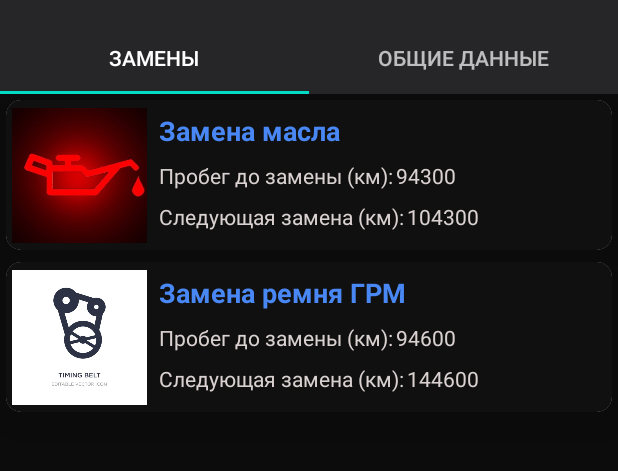
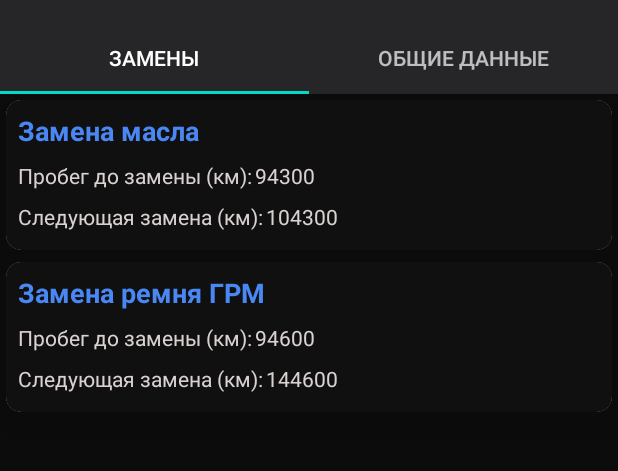
Before and after one commit to Max76547/MyCarTest, an Android app: the screen it shows after launch (MainActivity), on a phone screen of 412 x 824 dp, the part 62-533 px from its top. Run offline under Robolectric (Android 15) with nearby library versions, the phone set to English and light mode, and no system bars.

Commit message:
Удален лишний столбец с картинкой, обновлены в соответсвии с новым столбцом активности

```diff
--- a/app/src/main/java/com/example/mycartest/CaptionedImagesAdapter.java
+++ b/app/src/main/java/com/example/mycartest/CaptionedImagesAdapter.java
@@ -16,7 +16,6 @@ public class CaptionedImagesAdapter extends
     //для этого мы расширяем класс RecyclerView.Adapter и переопределяем его различные методы
 
     private String[] captions; //переменные для хнанения строк и id
-    private int[] imageIds;
     private Listener listener; //добавим объект listener
     private String[] mileage;
     private String[] nxt_mileage;
@@ -39,9 +38,8 @@ public class CaptionedImagesAdapter extends
     }
 
     //создаем конструктор для передачи данных
-    public CaptionedImagesAdapter(String[] captions, int[] imageIds, String[] mileage, String[] nxt_mileage){
+    public CaptionedImagesAdapter(String[] captions, String[] mileage, String[] nxt_mileage){
         this.captions = captions;
-        this.imageIds = imageIds;
         this.mileage = mileage;
         this.nxt_mileage = nxt_mileage;
 
@@ -75,11 +73,7 @@ public class CaptionedImagesAdapter extends
         //ременную position необходимо снабдить модификатором final,
         //так как она используется во внутреннем классе
         CardView cardView = holder.cardView;
-        ImageView imageView = (ImageView)cardView.findViewById(R.id.info_image);
-        Drawable drawable =
-                ContextCompat.getDrawable(cardView.getContext(), imageIds[position]);
-        imageView.setImageDrawable(drawable);
-        imageView.setContentDescription(captions[position]);
+
         TextView textView = (TextView)cardView.findViewById(R.id.info_text);
         textView.setText(captions[position]);
         TextView textMileage = (TextView)cardView.findViewById(R.id.mileage_text);
--- a/app/src/main/java/com/example/mycartest/ChangeData.java
+++ b/app/src/main/java/com/example/mycartest/ChangeData.java
@@ -39,7 +39,7 @@ public class ChangeData extends AppCompatActivity {
             SQLiteDatabase db = carDatabaseHelper.getReadableDatabase();
 //Код чтения всех данных из базы (создаем курсор)
             Cursor cursor = db.query("GENERALDATA",
-                    new String[] {"NAME", "MILEAGE", "IMAGE_RESOURCE_ID"},
+                    new String[] {"NAME", "MILEAGE", "NXTMILEAGE"},
                     null, null, null, null, null); //читаем все данные из таблицы
             if (cursor.moveToFirst()){
 
@@ -77,7 +77,7 @@ public class ChangeData extends AppCompatActivity {
         ContentValues topValues = new ContentValues();
         topValues.put("NAME", topNames);
         topValues.put ("MILEAGE", topMileage);
-        topValues.put ("IMAGE_RESOURCE_ID", topYear);
+        topValues.put ("NXTMILEAGE", topYear);
 //получаем ссылку на помощника SQLite
         SQLiteOpenHelper carDatabaseHelper = new CarDatabaseHelper( this );
 // Чтобы избежать исключения, добавляем обработчик исключения
--- a/app/src/main/java/com/example/mycartest/TopFragment.java
+++ b/app/src/main/java/com/example/mycartest/TopFragment.java
@@ -67,7 +67,7 @@ public class TopFragment extends Fragment implements View.OnClickListener {
            SQLiteDatabase db = carDatabaseHelper.getReadableDatabase();
 //Код чтения всех данных из базы (создаем курсор)
            Cursor cursor = db.query("GENERALDATA",
-                   new String[] {"NAME", "MILEAGE", "IMAGE_RESOURCE_ID"},
+                   new String[] {"NAME", "MILEAGE", "NXTMILEAGE"},
                    null, null, null, null, null); //читаем все данные из таблицы
            if (cursor.moveToFirst()){
 
--- a/app/src/main/java/com/example/mycartest/sqlite/CarDatabaseHelper.java
+++ b/app/src/main/java/com/example/mycartest/sqlite/CarDatabaseHelper.java
@@ -20,7 +20,6 @@ public class CarDatabaseHelper extends SQLiteOpenHelper {
     @Override
     public void onCreate(SQLiteDatabase db) {
         updateMyDatabase(db, 0, DB_VERSION);
-
     }
 
     //при обновлении версии выполняется данный метод
@@ -38,11 +37,10 @@ public class CarDatabaseHelper extends SQLiteOpenHelper {
 
     //создаем объект, куда загружаем данные
     private static void insertGeneralData(SQLiteDatabase db, String name,
-                                          int mileage, int resourceId, int nxt_mileage) {
+                                          int mileage, int nxt_mileage) {
         ContentValues generalValues = new ContentValues();
         generalValues.put("NAME", name);
         generalValues.put("MILEAGE", mileage);
-        generalValues.put("IMAGE_RESOURCE_ID", resourceId);
         generalValues.put("NXTMILEAGE", nxt_mileage);
         db.insert("GENERALDATA", null, generalValues); //загружаем непосредственно в таблицу
     }
@@ -55,12 +53,11 @@ public class CarDatabaseHelper extends SQLiteOpenHelper {
                     + "_id INTEGER PRIMARY KEY AUTOINCREMENT, "
                     + "NAME TEXT, "
                     + "MILEAGE INTEGER, "
-                    + "IMAGE_RESOURCE_ID INTEGER,"
                     + "NXTMILEAGE INTEGER); ");
             //заполняем данную таблицу информацией
-            insertGeneralData(db, "Chevrolet Lacetti", 94800,2007,0);
-            insertGeneralData(db, "Замена масла", 94300, R.drawable.im_work_oil, 10000);
-            insertGeneralData(db, "Замена ремня ГРМ", 94600, R.drawable.imj_work_grm, 50000);
+            insertGeneralData(db, "Chevrolet Lacetti", 94800, 2007);
+            insertGeneralData(db, "Замена масла", 94300, 10000);
+            insertGeneralData(db, "Замена ремня ГРМ", 94600, 50000);
         }
 
     }
--- a/app/src/main/java/com/example/mycartest/work/WorkDetailActivity.java
+++ b/app/src/main/java/com/example/mycartest/work/WorkDetailActivity.java
@@ -65,7 +65,7 @@ public class WorkDetailActivity extends AppCompatActivity {
             SQLiteDatabase db = carDatabaseHelper.getReadableDatabase();
             //Код чтения данных из базы
             Cursor cursor = db.query("GENERALDATA",
-                    new String[]{"NAME", "MILEAGE", "IMAGE_RESOURCE_ID", "NXTMILEAGE"},
+                    new String[]{"NAME", "MILEAGE", "NXTMILEAGE"},
                     "_id = ?",
                     new String[]{Integer.toString(workId + 2)}, //позицию нужно увеличить на 2, потому что адаптер передает позицию с 0, a 1 позиция это имя авто
                     null, null, null);
@@ -75,8 +75,7 @@ public class WorkDetailActivity extends AppCompatActivity {
 //получение данных напитка из курсора
                 String name = cursor.getString(0);
                 String mileage = cursor.getString(1);
-                int imageId = cursor.getInt(2);
-                String nxtMileage = cursor.getString(3);
+                String nxtMileage = cursor.getString(2);
 
 
 //заполнение названия замены
--- a/app/src/main/java/com/example/mycartest/work/WorkFragment.java
+++ b/app/src/main/java/com/example/mycartest/work/WorkFragment.java
@@ -26,14 +26,15 @@ import java.util.Objects;
 public class WorkFragment extends Fragment {
     //Эти приватные переменные добавляются для того, чтобы базу данных и курсор мож-
 //но было закрыть в методе onDestroy().
-   private String[] replaceNames;
-  private   String[] replaceMileage ;
-   private String[] replaceNxtMileage ;
-    private String workName;
-   private int[] replaceImages ;
-
     private SQLiteDatabase db;
     private Cursor cursor;
+
+    private String[] replaceNames; //переменная для названия замены
+    private   String[] replaceMileage ; //переменная для пробега до замены детали
+    private String[] replaceNxtMileage ; //переменная для интервала замены пробега
+    private String mainMileage; //переменная для получения пробега авто
+
+
 
     @Override
     public View onCreateView(LayoutInflater inflater, ViewGroup container,
@@ -46,7 +47,7 @@ public class WorkFragment extends Fragment {
         SetupCursor();
 
         //массивы передаются адаптеру
-        CaptionedImagesAdapter adapter = new CaptionedImagesAdapter(replaceNames, replaceImages, replaceMileage, replaceNxtMileage);
+        CaptionedImagesAdapter adapter = new CaptionedImagesAdapter(replaceNames, replaceMileage, replaceNxtMileage);
         workRecycle.setAdapter(adapter);
         //отображение карточек в виде списка
         LinearLayoutManager layoutManager = new LinearLayoutManager(getActivity());
@@ -57,7 +58,7 @@ public class WorkFragment extends Fragment {
         adapter.setListener(position -> {
             Intent intent = new Intent(getActivity(), WorkDetailActivity.class);
             intent.putExtra(WorkDetailActivity.EXTRA_WORK_ID, position);
-            intent.putExtra(WorkDetailActivity.EXTRA_MILEAGE, workName);
+            intent.putExtra(WorkDetailActivity.EXTRA_MILEAGE, mainMileage);
             Objects.requireNonNull(getActivity()).startActivity(intent);
         });
 
@@ -86,7 +87,7 @@ public class WorkFragment extends Fragment {
             db = carDatabaseHelper.getWritableDatabase();
 //Код чтения всех данных из базы (создаем курсор)
             cursor = db.query("GENERALDATA",
-                    new String[] {"NAME", "MILEAGE", "IMAGE_RESOURCE_ID",
+                    new String[] {"NAME", "MILEAGE",
                             "NXTMILEAGE"},
                     null, null, null, null, null); //читаем все данные из таблицы
 
@@ -95,30 +96,29 @@ public class WorkFragment extends Fragment {
             int count = 0; //переменная для наращивания счета для массива
             replaceNames = new String[allCount];
             replaceMileage = new String[allCount];
-            replaceImages = new int[allCount];
+            replaceNxtMileage  = new String[allCount];
+
             String[] nxtMileage = new String[allCount];
             int[] k = new int[allCount];
-            replaceNxtMileage  = new String[allCount];
+
             if (cursor.moveToFirst()){
-                workName =cursor.getString(1);
+                mainMileage =cursor.getString(1); //получаем пробег
             }
             while (cursor.moveToNext()){
 
                 //создаем строковый массив и заносим туда все имена
                 replaceNames[count] = cursor.getString(0);
 
-                //создаем численный массив и заносим туда все данные о пробеге
+                //создаем строковый массив и заносим туда все данные о пробеге
                 replaceMileage[count] =cursor.getString(1);
 
-                //аналогично и с изображениями
-                replaceImages[count] =cursor.getInt(2);
-
-                nxtMileage[count] = cursor.getString(3);
+                //создаем строковый массив и заносим туда все данные об интервале замен
+                nxtMileage[count] = cursor.getString(2);
 
                 //получаем значение для пробега при следующей замене
                 //String.valueOf(a) переводит переменную int в String
-                 k[count] = Integer.parseInt(replaceMileage[count]) + Integer.parseInt(nxtMileage[count]);
-                 replaceNxtMileage[count]= String.valueOf(k[count]);
+                k[count] = Integer.parseInt(replaceMileage[count]) + Integer.parseInt(nxtMileage[count]);
+                replaceNxtMileage[count]= String.valueOf(k[count]);
 
                 count++;
             }
--- a/app/src/main/res/layout/card_captioned_image.xml
+++ b/app/src/main/res/layout/card_captioned_image.xml
@@ -23,9 +23,9 @@
             android:layout_marginLeft="8dp"
             android:layout_marginTop="8dp"
             android:textColor="@color/clr_blue"
+            android:textSize="18sp"
             android:textStyle="bold"
-            android:textSize="18dp"
-            card_view:layout_constraintStart_toEndOf="@+id/info_image"
+            card_view:layout_constraintStart_toStartOf="parent"
             card_view:layout_constraintTop_toTopOf="parent" />
 
 
@@ -36,9 +36,9 @@
             android:layout_marginStart="8dp"
             android:layout_marginLeft="8dp"
             android:layout_marginTop="8dp"
+            android:text="@string/str_change_mileage"
             android:textColor="@color/txt_clr_main"
-            android:text="@string/str_change_mileage"
-            card_view:layout_constraintStart_toEndOf="@+id/info_image"
+            card_view:layout_constraintStart_toStartOf="parent"
             card_view:layout_constraintTop_toBottomOf="@+id/info_text" />
 
         <TextView
@@ -48,10 +48,10 @@
             android:layout_marginStart="8dp"
             android:layout_marginLeft="8dp"
             android:layout_marginTop="8dp"
+            android:text="@string/str_nxt_change_mileage"
             android:textColor="@color/txt_clr_main"
-            android:text="@string/str_nxt_change_mileage"
             card_view:layout_constraintBottom_toBottomOf="parent"
-            card_view:layout_constraintStart_toEndOf="@+id/info_image"
+            card_view:layout_constraintStart_toStartOf="parent"
             card_view:layout_constraintTop_toBottomOf="@+id/textView"
             card_view:layout_constraintVertical_bias="0.0" />
 
@@ -77,18 +77,7 @@
             card_view:layout_constraintStart_toEndOf="@+id/textView2"
             card_view:layout_constraintTop_toTopOf="@+id/textView2" />
 
-        <ImageView
-            android:id="@+id/info_image"
-            android:layout_width="90dp"
-            android:layout_height="90dp"
-            android:layout_marginStart="4dp"
-            android:layout_marginLeft="4dp"
-            android:layout_marginTop="4dp"
-            android:layout_marginBottom="4dp"
-            android:scaleType="centerCrop"
-            card_view:layout_constraintBottom_toBottomOf="parent"
-            card_view:layout_constraintStart_toStartOf="parent"
-            card_view:layout_constraintTop_toTopOf="parent" />
+
     </androidx.constraintlayout.widget.ConstraintLayout>
 
 </androidx.cardview.widget.CardView>
```
